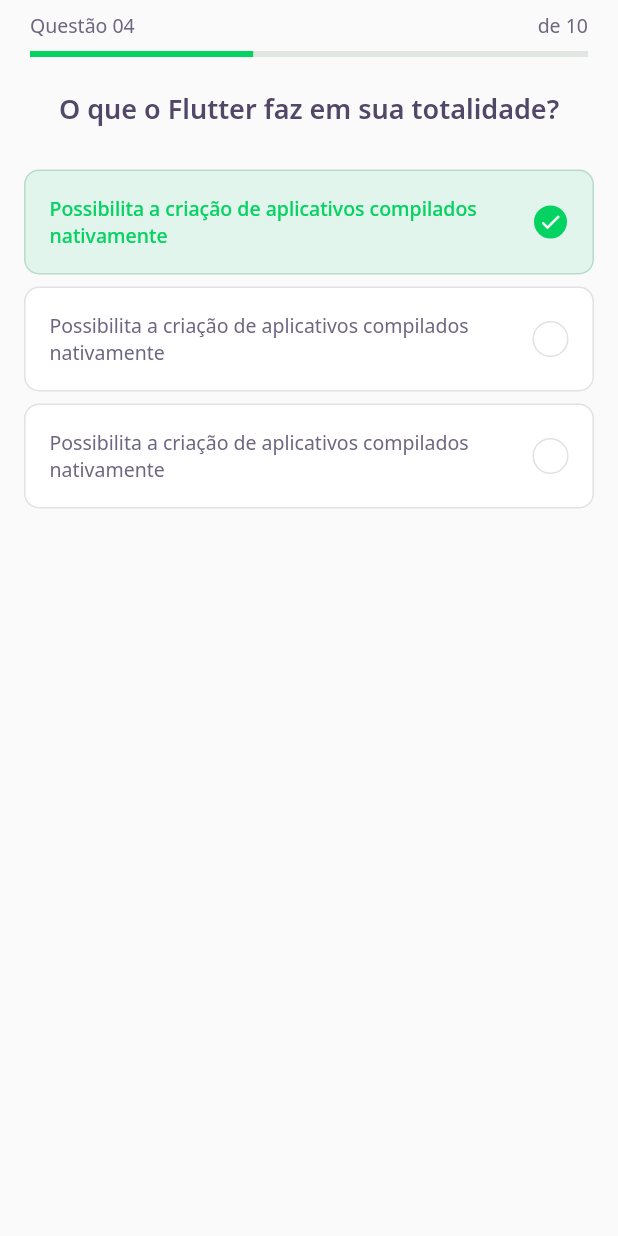
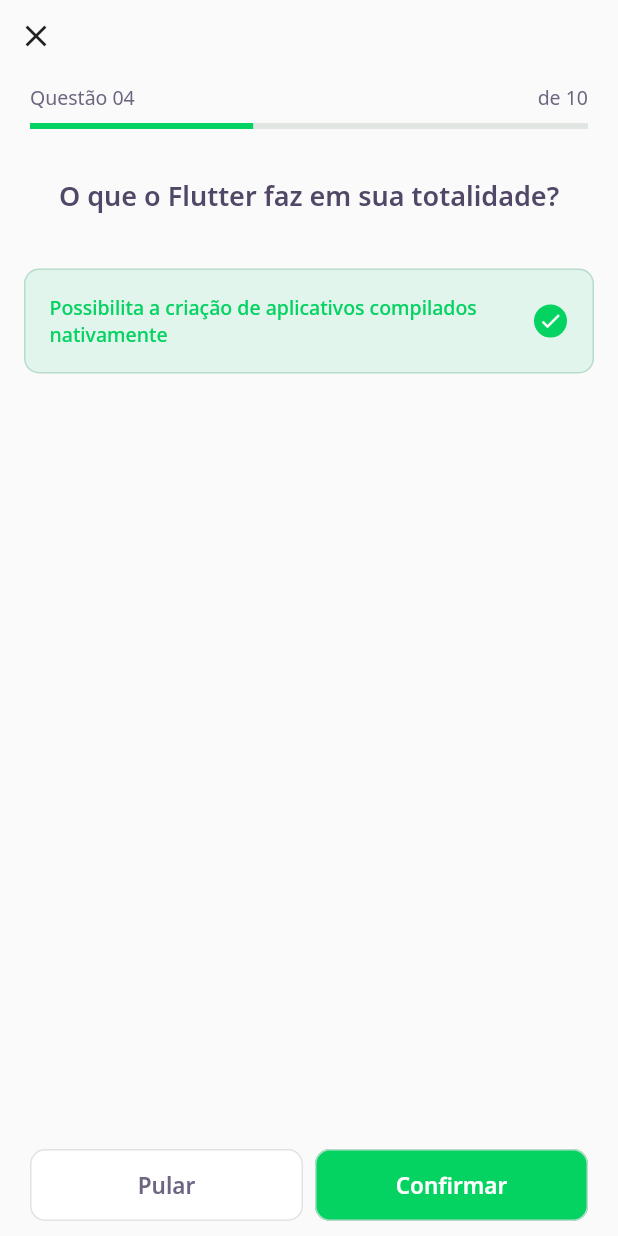
Before and after one commit to rafaalberto/devquiz-nlw, a Flutter app: the ChallengePage screen opened directly, on a phone screen of 412 x 824 dp. Run offline on Flutter 3.47's test engine with Material 2 defaults, Android fonts, the phone set to English and light mode, and no system bars; our stand-ins replace google_fonts; accounts and stored records are empty; network calls fail.

```diff
--- a/lib/controllers/home_controller.dart
+++ b/lib/controllers/home_controller.dart
@@ -1,8 +1,8 @@
+import 'package:flutter/material.dart';
 import 'package:dev_quiz/models/quiz.dart';
 import 'package:dev_quiz/models/user.dart';
 import 'package:dev_quiz/repository/home_repository.dart';
 import 'package:dev_quiz/state/home_state.dart';
-import 'package:flutter/material.dart';
 
 class HomeController {
   final stateNotifier = ValueNotifier<HomeState>(HomeState.empty);
--- a/lib/core/app_text_styles.dart
+++ b/lib/core/app_text_styles.dart
@@ -1,6 +1,5 @@
 import 'package:flutter/material.dart';
 import 'package:google_fonts/google_fonts.dart';
-
 import 'app_colors.dart';
 
 class AppTextStyles {
--- a/lib/main.dart
+++ b/lib/main.dart
@@ -1,5 +1,5 @@
+import 'package:dev_quiz/pages/home_page.dart';
 import 'package:flutter/material.dart';
-import 'package:dev_quiz/pages/home_page.dart';
 
 void main() {
   runApp(MyApp());
--- a/lib/models/question.dart
+++ b/lib/models/question.dart
@@ -1,5 +1,4 @@
 import 'dart:convert';
-
 import 'package:dev_quiz/models/answer.dart';
 
 class Question {
--- a/lib/models/quiz.dart
+++ b/lib/models/quiz.dart
@@ -1,5 +1,4 @@
 import 'dart:convert';
-
 import 'package:dev_quiz/models/level.dart';
 import 'package:dev_quiz/models/question.dart';
 
--- a/lib/pages/challenge_page.dart
+++ b/lib/pages/challenge_page.dart
@@ -1,4 +1,5 @@
 import 'package:dev_quiz/widgets/challenge_indicator_widget.dart';
+import 'package:dev_quiz/widgets/next_button_widget.dart';
 import 'package:dev_quiz/widgets/quiz_widget.dart';
 import 'package:flutter/material.dart';
 
@@ -12,13 +13,41 @@ class _ChallengePageState extends State<ChallengePage> {
   Widget build(BuildContext context) {
     return Scaffold(
       appBar: PreferredSize(
-        preferredSize: Size.fromHeight(60),
+        preferredSize: Size.fromHeight(86),
         child: SafeArea(
           top: true,
-          child: QuestionIndicator(),
+          child: Column(
+            crossAxisAlignment: CrossAxisAlignment.start,
+            children: [
+              IconButton(icon: Icon(Icons.close), onPressed: () => Navigator.pop(context)),
+              QuestionIndicator(),
+            ],
+          ),
         ),
       ),
       body: QuizWidget(title: "O que o Flutter faz em sua totalidade?"),
+      bottomNavigationBar: SafeArea(
+        bottom: true,
+        child: Padding(
+          padding: const EdgeInsets.symmetric(horizontal: 20, vertical: 10),
+          child: Row(
+            mainAxisAlignment: MainAxisAlignment.spaceAround,
+            children: [
+              Expanded(
+                  child: NextButtonWidget.white(
+                label: "Pular",
+                onTap: () {},
+              )),
+              SizedBox(width: 8),
+              Expanded(
+                  child: NextButtonWidget.green(
+                label: "Confirmar",
+                onTap: () {},
+              )),
+            ],
+          ),
+        ),
+      ),
     );
   }
 }
--- a/lib/pages/home_page.dart
+++ b/lib/pages/home_page.dart
@@ -1,5 +1,6 @@
 import 'package:dev_quiz/controllers/home_controller.dart';
 import 'package:dev_quiz/core/app_colors.dart';
+import 'package:dev_quiz/pages/challenge_page.dart';
 import 'package:dev_quiz/state/home_state.dart';
 import 'package:dev_quiz/widgets/app_bar_widget.dart';
 import 'package:dev_quiz/widgets/level_button_widget.dart';
@@ -49,8 +50,12 @@ class _HomePageState extends State<HomePage> {
                   children: homeController.quizzes!
                       .map((e) => QuizCard(
                             title: e.title,
-                            progress: "${e.questionAnswered}/${e.questions.length}",
+                            progress:
+                                "${e.questionAnswered}/${e.questions.length}",
                             percent: e.questionAnswered / e.questions.length,
+                            onTap: () {
+                              Navigator.push(context,MaterialPageRoute(builder: (context) => ChallengePage()));
+                            },
                           ))
                       .toList(),
                 ),
--- /dev/null
+++ b/lib/widgets/next_button_widget.dart
@@ -0,0 +1,54 @@
+import 'package:dev_quiz/core/app_colors.dart';
+import 'package:flutter/material.dart';
+import 'package:google_fonts/google_fonts.dart';
+
+class NextButtonWidget extends StatelessWidget {
+  final String label;
+  final Color backgroundColor;
+  final Color fontColor;
+  final Color borderColor;
+  final VoidCallback onTap;
+
+  NextButtonWidget({
+    required this.label,
+    required this.backgroundColor,
+    required this.fontColor,
+    required this.borderColor,
+    required this.onTap,
+  });
+
+  NextButtonWidget.green({ required String label, required VoidCallback onTap })
+      : this.backgroundColor = AppColors.darkGreen,
+        this.fontColor = AppColors.white,
+        this.borderColor = AppColors.green,
+        this.label = label,
+        this.onTap = onTap;
+
+  NextButtonWidget.white({ required String label, required VoidCallback onTap })
+      : this.backgroundColor = AppColors.white,
+        this.fontColor = AppColors.grey,
+        this.borderColor = AppColors.border,
+        this.label = label,
+        this.onTap = onTap;
+
+  @override
+  Widget build(BuildContext context) {
+    return Container(
+      height: 48,
+      child: TextButton(
+        style: ButtonStyle(
+            backgroundColor: MaterialStateProperty.all(backgroundColor),
+            shape: MaterialStateProperty.all(RoundedRectangleBorder(borderRadius: BorderRadius.circular(10))),
+            side: MaterialStateProperty.all(BorderSide(color: borderColor))),
+        onPressed: onTap,
+        child: Text(
+          label,
+          style: GoogleFonts.notoSans(
+              fontWeight: FontWeight.w600,
+              fontSize: 15,
+              color: fontColor),
+        ),
+      ),
+    );
+  }
+}
--- a/lib/widgets/quiz_card_widget.dart
+++ b/lib/widgets/quiz_card_widget.dart
@@ -8,16 +8,20 @@ class QuizCard extends StatelessWidget {
   final String title;
   final String progress;
   final double percent;
+  final VoidCallback onTap;
 
   const QuizCard({
     required this.title,
     required this.progress,
     required this.percent,
+    required this.onTap,
   });
 
   @override
   Widget build(BuildContext context) {
-    return Container(
+    return GestureDetector(
+      onTap: onTap,
+      child: Container(
         padding: const EdgeInsets.all(16),
         decoration: BoxDecoration(
             border: Border.fromBorderSide(BorderSide(color: AppColors.border)),
@@ -41,7 +45,8 @@ class QuizCard extends StatelessWidget {
             Row(
               children: [
                 Expanded(
-                  flex: 1, child: Text(progress, style: AppTextStyles.body11)),
+                    flex: 1,
+                    child: Text(progress, style: AppTextStyles.body11)),
                 Expanded(
                   flex: 2,
                   child: ProgressIndicatorWidget(
@@ -52,6 +57,7 @@ class QuizCard extends StatelessWidget {
             )
           ],
         ),
+      ),
     );
   }
 }
--- a/lib/widgets/quiz_widget.dart
+++ b/lib/widgets/quiz_widget.dart
@@ -12,14 +12,10 @@ class QuizWidget extends StatelessWidget {
     return Container(
       child: Column(
         children: [
-          Text(
-            title,
-            style: AppTextStyles.heading,
-          ),
-          SizedBox(height: 24),
+          SizedBox(height: 32),
+          Text(title, style: AppTextStyles.heading),
+          SizedBox(height: 32),
           AnswerWidget(title: "Possibilita a criação de aplicativos compilados nativamente",isSelected: true, isRight: true,),
-          AnswerWidget(title: "Possibilita a criação de aplicativos compilados nativamente",),
-          AnswerWidget(title: "Possibilita a criação de aplicativos compilados nativamente",),
         ],
       ),
     );
```
Lines whose indentation alone changed are shown as unchanged.
